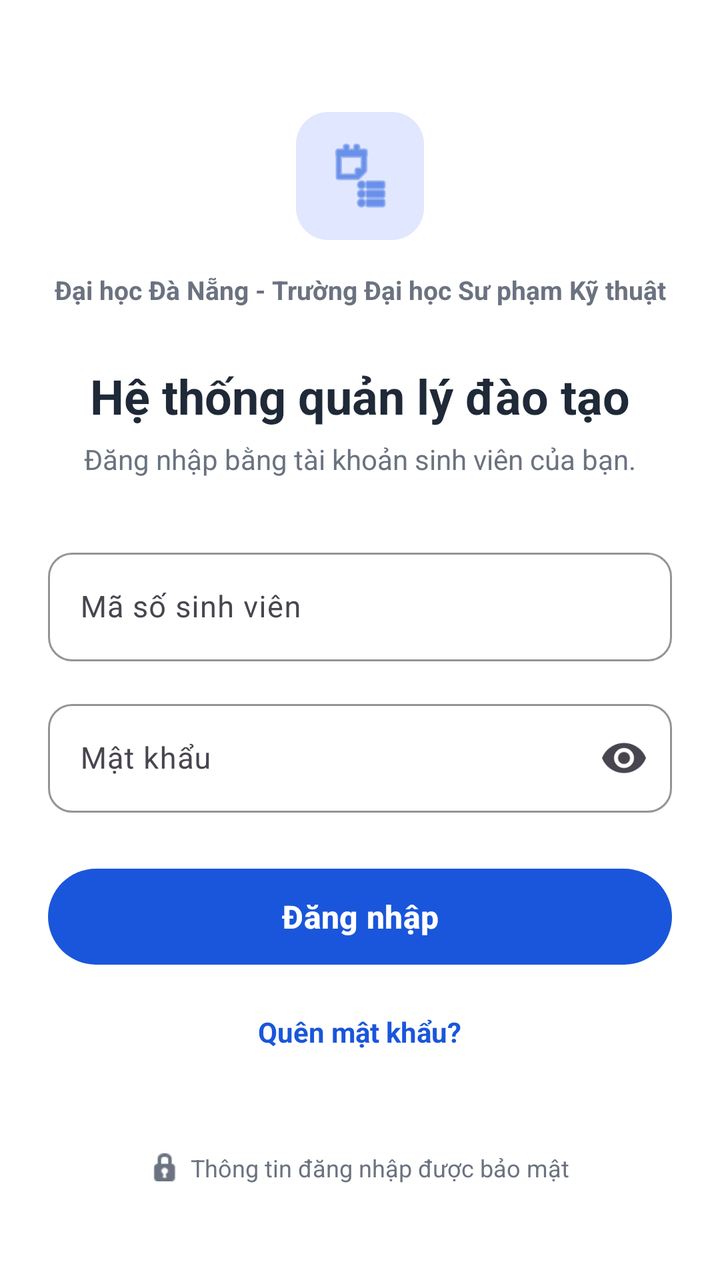
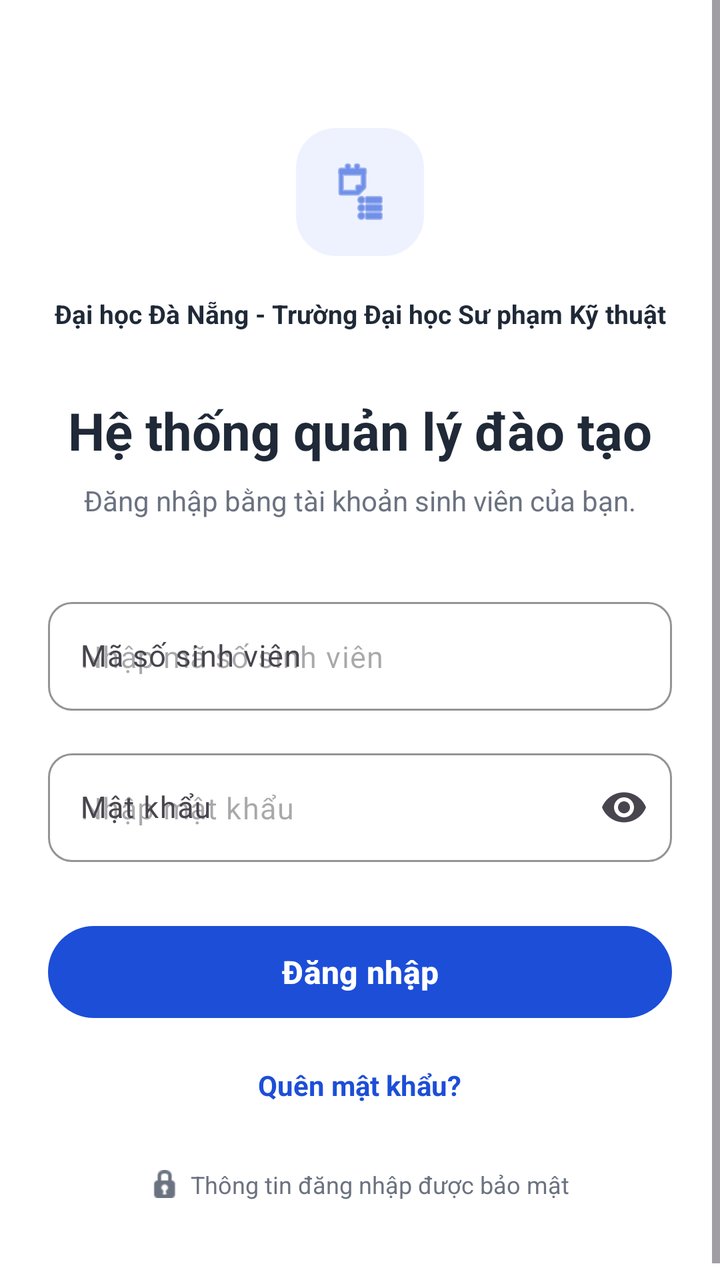

Before-and-after screenshots of an Android layout around one commit, followed by the original layout XML and the change that was made.
<!-- AndroidManifest.xml: application theme Theme.XayDung -->
<!-- res/layout/activity_login.xml -->
<?xml version="1.0" encoding="utf-8"?>
<ScrollView xmlns:android="http://schemas.android.com/apk/res/android"
    xmlns:app="http://schemas.android.com/apk/res-auto"
    android:layout_width="match_parent"
    android:layout_height="match_parent"
    android:background="@color/white"
    android:fillViewport="true">

    <LinearLayout
        android:layout_width="match_parent"
        android:layout_height="wrap_content"
        android:orientation="vertical"
        android:paddingHorizontal="24dp"
        android:paddingVertical="32dp"
        android:gravity="center_horizontal">

        
        <FrameLayout
            android:layout_width="64dp"
            android:layout_height="64dp"
            android:layout_marginTop="24dp"
            android:background="@drawable/bg_logo_badge">

            <ImageView
                android:layout_width="36dp"
                android:layout_height="36dp"
                android:layout_gravity="center"
                android:src="@android:drawable/ic_menu_agenda"
                android:contentDescription="Logo"
                app:tint="@color/primary_blue" />
        </FrameLayout>

        
        <TextView
            android:layout_width="match_parent"
            android:layout_height="wrap_content"
            android:layout_marginTop="16dp"
            android:gravity="center"
            android:text="Đại học Đà Nẵng - Trường Đại học Sư phạm Kỹ thuật"
            android:textColor="@color/text_muted"
            android:textSize="13sp"
            android:textStyle="bold" />

        
        <TextView
            android:layout_width="wrap_content"
            android:layout_height="wrap_content"
            android:layout_marginTop="28dp"
            android:text="Hệ thống quản lý đào tạo"
            android:textColor="@color/text_dark"
            android:textSize="24sp"
            android:textStyle="bold" />

        
        <TextView
            android:layout_width="wrap_content"
            android:layout_height="wrap_content"
            android:layout_marginTop="6dp"
            android:text="Đăng nhập bằng tài khoản sinh viên của bạn."
            android:textColor="@color/text_muted"
            android:textSize="14sp" />

        
        <LinearLayout
            android:layout_width="match_parent"
            android:layout_height="wrap_content"
            android:orientation="vertical"
            android:layout_marginTop="32dp">

            
            <com.google.android.material.textfield.TextInputLayout
                android:layout_width="match_parent"
                android:layout_height="wrap_content"
                android:layout_marginBottom="16dp"
                style="@style/Widget.Material3.TextInputLayout.OutlinedBox"
                app:boxCornerRadiusTopStart="12dp"
                app:boxCornerRadiusTopEnd="12dp"
                app:boxCornerRadiusBottomStart="12dp"
                app:boxCornerRadiusBottomEnd="12dp"
                app:boxStrokeColor="@color/primary_blue"
                app:hintTextColor="@color/primary_blue"
                android:hint="Mã số sinh viên">

                <com.google.android.material.textfield.TextInputEditText
                    android:id="@+id/etStudentId"
                    android:layout_width="match_parent"
                    android:layout_height="wrap_content"
                    android:inputType="text"
                    android:maxLines="1"
                    android:textSize="15sp" />

            </com.google.android.material.textfield.TextInputLayout>

            
            <com.google.android.material.textfield.TextInputLayout
                android:layout_width="match_parent"
                android:layout_height="wrap_content"
                style="@style/Widget.Material3.TextInputLayout.OutlinedBox"
                app:boxCornerRadiusTopStart="12dp"
                app:boxCornerRadiusTopEnd="12dp"
                app:boxCornerRadiusBottomStart="12dp"
                app:boxCornerRadiusBottomEnd="12dp"
                app:boxStrokeColor="@color/primary_blue"
                app:hintTextColor="@color/primary_blue"
                app:endIconMode="password_toggle"
                android:hint="Mật khẩu">

                <com.google.android.material.textfield.TextInputEditText
                    android:id="@+id/etPassword"
                    android:layout_width="match_parent"
                    android:layout_height="wrap_content"
                    android:inputType="textPassword"
                    android:maxLines="1"
                    android:textSize="15sp" />

            </com.google.android.material.textfield.TextInputLayout>

        </LinearLayout>

        
        <com.google.android.material.button.MaterialButton
            android:id="@+id/btnLogin"
            android:layout_width="match_parent"
            android:layout_height="56dp"
            android:layout_marginTop="24dp"
            android:text="Đăng nhập"
            android:textSize="16sp"
            android:textStyle="bold"
            app:cornerRadius="28dp"
            app:backgroundTint="@color/primary_blue" />

        
        <TextView
            android:id="@+id/tvForgotPassword"
            android:layout_width="wrap_content"
            android:layout_height="wrap_content"
            android:layout_marginTop="20dp"
            android:text="Quên mật khẩu?"
            android:textColor="@color/primary_blue"
            android:textSize="14sp"
            android:textStyle="bold"
            android:clickable="true"
            android:focusable="true" />

        
        <View
            android:layout_width="match_parent"
            android:layout_height="0dp"
            android:layout_weight="1" />

        
        <LinearLayout
            android:layout_width="wrap_content"
            android:layout_height="wrap_content"
            android:orientation="horizontal"
            android:gravity="center"
            android:layout_marginTop="24dp"
            android:layout_marginBottom="16dp">

            <ImageView
                android:layout_width="14dp"
                android:layout_height="14dp"
                android:src="@android:drawable/ic_secure"
                android:contentDescription="Lock"
                app:tint="@color/text_muted" />

            <TextView
                android:layout_width="wrap_content"
                android:layout_height="wrap_content"
                android:layout_marginStart="6dp"
                android:text="Thông tin đăng nhập được bảo mật"
                android:textColor="@color/text_muted"
                android:textSize="12sp" />
        </LinearLayout>

    </LinearLayout>
</ScrollView>
<!-- resources referenced by this layout -->
<resources>
  <color name="primary_blue">#1A56DB</color>
  <color name="text_dark">#1F2937</color>
  <color name="text_muted">#6B7280</color>
  <color name="white">#FFFFFFFF</color>
  <!-- drawable bg_logo_badge (drawable) -->
  <?xml version="1.0" encoding="utf-8"?>
  <shape xmlns:android="http://schemas.android.com/apk/res/android"
      android:shape="rectangle">
      <solid android:color="#E0E7FF" />
      <corners android:radius="16dp" />
  </shape>
  <style name="Theme.XayDung" parent="Base.Theme.XayDung" />
  <style name="Base.Theme.XayDung" parent="Theme.Material3.DayNight.NoActionBar">
          <item name="colorPrimary">@color/primary_blue</item>
          <item name="colorPrimaryDark">@color/primary_blue_dark</item>
          <item name="colorSecondary">@color/primary_blue</item>
      </style>
  <color name="primary_blue_dark">#1E40AF</color>
</resources>

<!-- the commit's change to res/layout/activity_login.xml (unified diff, before → after) -->
@@ -18,26 +18,26 @@
         <FrameLayout
             android:layout_width="64dp"
             android:layout_height="64dp"
-            android:layout_marginTop="24dp"
+            android:layout_marginTop="32dp"
             android:background="@drawable/bg_logo_badge">
 
             <ImageView
-                android:layout_width="36dp"
-                android:layout_height="36dp"
+                android:layout_width="32dp"
+                android:layout_height="32dp"
                 android:layout_gravity="center"
                 android:src="@android:drawable/ic_menu_agenda"
                 android:contentDescription="Logo"
-                app:tint="@color/primary_blue" />
+                app:tint="@color/figma_blue" />
         </FrameLayout>
 
         
         <TextView
             android:layout_width="match_parent"
             android:layout_height="wrap_content"
-            android:layout_marginTop="16dp"
+            android:layout_marginTop="20dp"
             android:gravity="center"
             android:text="Đại học Đà Nẵng - Trường Đại học Sư phạm Kỹ thuật"
-            android:textColor="@color/text_muted"
+            android:textColor="@color/figma_text_primary"
             android:textSize="13sp"
             android:textStyle="bold" />
 
@@ -45,19 +45,19 @@
         <TextView
             android:layout_width="wrap_content"
             android:layout_height="wrap_content"
-            android:layout_marginTop="28dp"
+            android:layout_marginTop="32dp"
             android:text="Hệ thống quản lý đào tạo"
-            android:textColor="@color/text_dark"
-            android:textSize="24sp"
+            android:textColor="@color/figma_text_primary"
+            android:textSize="26sp"
             android:textStyle="bold" />
 
         
         <TextView
             android:layout_width="wrap_content"
             android:layout_height="wrap_content"
-            android:layout_marginTop="6dp"
+            android:layout_marginTop="8dp"
             android:text="Đăng nhập bằng tài khoản sinh viên của bạn."
-            android:textColor="@color/text_muted"
+            android:textColor="@color/figma_text_secondary"
             android:textSize="14sp" />
 
         
@@ -65,7 +65,7 @@
             android:layout_width="match_parent"
             android:layout_height="wrap_content"
             android:orientation="vertical"
-            android:layout_marginTop="32dp">
+            android:layout_marginTop="36dp">
 
             
             <com.google.android.material.textfield.TextInputLayout
@@ -77,8 +77,8 @@
                 app:boxCornerRadiusTopEnd="12dp"
                 app:boxCornerRadiusBottomStart="12dp"
                 app:boxCornerRadiusBottomEnd="12dp"
-                app:boxStrokeColor="@color/primary_blue"
-                app:hintTextColor="@color/primary_blue"
+                app:boxStrokeColor="@color/figma_blue"
+                app:hintTextColor="@color/figma_blue"
                 android:hint="Mã số sinh viên">
 
                 <com.google.android.material.textfield.TextInputEditText
@@ -86,7 +86,7 @@
                     android:layout_width="match_parent"
                     android:layout_height="wrap_content"
                     android:inputType="text"
-                    android:maxLines="1"
+                    android:hint="Nhập mã số sinh viên"
                     android:textSize="15sp" />
 
             </com.google.android.material.textfield.TextInputLayout>
@@ -100,8 +100,8 @@
                 app:boxCornerRadiusTopEnd="12dp"
                 app:boxCornerRadiusBottomStart="12dp"
                 app:boxCornerRadiusBottomEnd="12dp"
-                app:boxStrokeColor="@color/primary_blue"
-                app:hintTextColor="@color/primary_blue"
+                app:boxStrokeColor="@color/figma_blue"
+                app:hintTextColor="@color/figma_blue"
                 app:endIconMode="password_toggle"
                 android:hint="Mật khẩu">
 
@@ -110,7 +110,7 @@
                     android:layout_width="match_parent"
                     android:layout_height="wrap_content"
                     android:inputType="textPassword"
-                    android:maxLines="1"
+                    android:hint="Nhập mật khẩu"
                     android:textSize="15sp" />
 
             </com.google.android.material.textfield.TextInputLayout>
@@ -121,13 +121,13 @@
         <com.google.android.material.button.MaterialButton
             android:id="@+id/btnLogin"
             android:layout_width="match_parent"
-            android:layout_height="56dp"
-            android:layout_marginTop="24dp"
+            android:layout_height="54dp"
+            android:layout_marginTop="28dp"
             android:text="Đăng nhập"
             android:textSize="16sp"
             android:textStyle="bold"
-            app:cornerRadius="28dp"
-            app:backgroundTint="@color/primary_blue" />
+            app:cornerRadius="27dp"
+            app:backgroundTint="@color/figma_blue" />
 
         
         <TextView
@@ -136,13 +136,12 @@
             android:layout_height="wrap_content"
             android:layout_marginTop="20dp"
             android:text="Quên mật khẩu?"
-            android:textColor="@color/primary_blue"
+            android:textColor="@color/figma_blue"
             android:textSize="14sp"
             android:textStyle="bold"
             android:clickable="true"
             android:focusable="true" />
 
-        
         <View
             android:layout_width="match_parent"
             android:layout_height="0dp"
@@ -154,7 +153,7 @@
             android:layout_height="wrap_content"
             android:orientation="horizontal"
             android:gravity="center"
-            android:layout_marginTop="24dp"
+            android:layout_marginTop="32dp"
             android:layout_marginBottom="16dp">
 
             <ImageView
@@ -162,14 +161,14 @@
                 android:layout_height="14dp"
                 android:src="@android:drawable/ic_secure"
                 android:contentDescription="Lock"
-                app:tint="@color/text_muted" />
+                app:tint="@color/figma_text_secondary" />
 
             <TextView
                 android:layout_width="wrap_content"
                 android:layout_height="wrap_content"
                 android:layout_marginStart="6dp"
                 android:text="Thông tin đăng nhập được bảo mật"
-                android:textColor="@color/text_muted"
+                android:textColor="@color/figma_text_secondary"
                 android:textSize="12sp" />
         </LinearLayout>
 
<!-- resource entries referenced after the edit -->
@@ -1,22 +1,25 @@
 <!-- resources referenced by this layout -->
 <resources>
-  <color name="primary_blue">#1A56DB</color>
-  <color name="text_dark">#1F2937</color>
-  <color name="text_muted">#6B7280</color>
+  <color name="figma_blue">#1D4ED8</color>
+  <color name="figma_text_primary">#1F2937</color>
+  <color name="figma_text_secondary">#6B7280</color>
   <color name="white">#FFFFFFFF</color>
   <!-- drawable bg_logo_badge (drawable) -->
   <?xml version="1.0" encoding="utf-8"?>
   <shape xmlns:android="http://schemas.android.com/apk/res/android"
       android:shape="rectangle">
-      <solid android:color="#E0E7FF" />
-      <corners android:radius="16dp" />
+      <solid android:color="@color/figma_blue_light" />
+      <corners android:radius="20dp" />
   </shape>
   <style name="Theme.XayDung" parent="Base.Theme.XayDung" />
+  <color name="figma_blue_light">#EEF2FF</color>
   <style name="Base.Theme.XayDung" parent="Theme.Material3.DayNight.NoActionBar">
-          <item name="colorPrimary">@color/primary_blue</item>
-          <item name="colorPrimaryDark">@color/primary_blue_dark</item>
-          <item name="colorSecondary">@color/primary_blue</item>
+          <item name="colorPrimary">@color/figma_blue</item>
+          <item name="colorPrimaryDark">@color/figma_blue_dark</item>
+          <item name="colorSecondary">@color/figma_blue</item>
+          <item name="android:windowBackground">@color/figma_bg</item>
       </style>
-  <color name="primary_blue_dark">#1E40AF</color>
+  <color name="figma_blue_dark">#1E40AF</color>
+  <color name="figma_bg">#F8FAFC</color>
 </resources>
 
